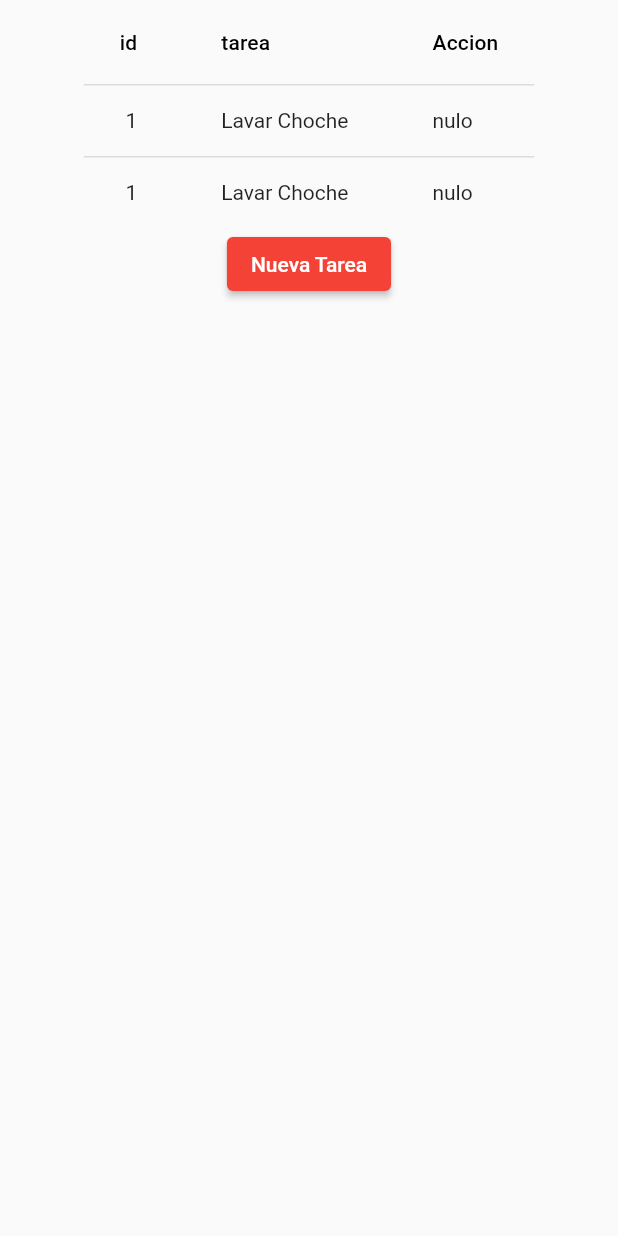
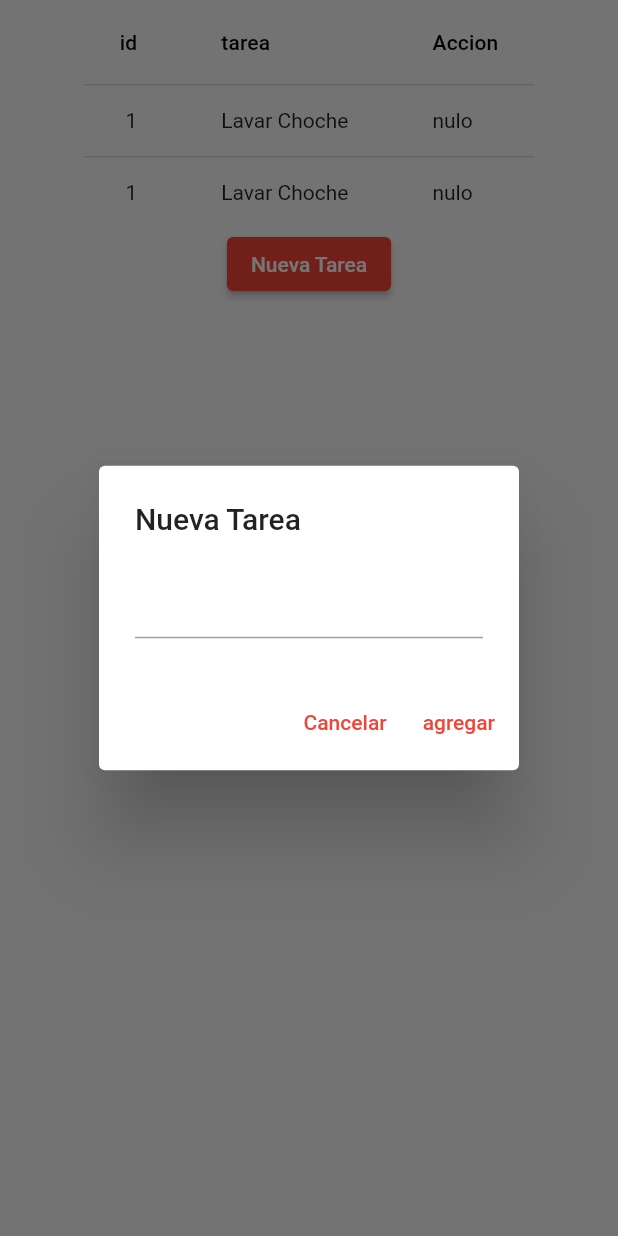
Before and after one commit to jhonel900/Aplicaci-nTodoList, a Flutter app: the PanelTareas screen opened directly, after a tap on "Nueva Tarea", on a phone screen of 412 x 824 dp. Run offline on Flutter 3.47's test engine with Material 2 defaults, Android fonts, the phone set to English and light mode, and no system bars.

Commit message:
agregado form NuevaTarea

```diff
--- a/lib/segundoPanel/tareas.dart
+++ b/lib/segundoPanel/tareas.dart
@@ -16,6 +16,7 @@ class PanelTareas extends StatefulWidget {
 }
 
 class _PanelTareas extends State<PanelTareas> {
+  final myControllerTarea = TextEditingController();
   int cont = 1;
   List<DataRow> lista = [
     DataRow(cells: [
@@ -54,7 +55,30 @@ class _PanelTareas extends State<PanelTareas> {
         Row(
           mainAxisAlignment: MainAxisAlignment.center,
           children: [
-            ElevatedButton(onPressed: () {}, child: Text('Nueva Tarea'))
+            ElevatedButton(
+                onPressed: () {
+                  showDialog<String>(
+                    context: context,
+                    builder: (BuildContext context) => AlertDialog(
+                      title: const Text('Nueva Tarea'),
+                      content: Expanded(
+                          child: TextField(
+                        controller: myControllerTarea,
+                      )),
+                      actions: <Widget>[
+                        TextButton(
+                          onPressed: () => Navigator.pop(context, 'Cancelar'),
+                          child: const Text('Cancelar'),
+                        ),
+                        TextButton(
+                          onPressed: () => Navigator.pop(context, 'agregar'),
+                          child: const Text('agregar'),
+                        ),
+                      ],
+                    ),
+                  );
+                },
+                child: Text('Nueva Tarea'))
           ],
         ),
       ]),
@@ -63,6 +87,22 @@ class _PanelTareas extends State<PanelTareas> {
 
   List<DataRow> getlist() {
     return lista;
+  }
+
+  void insertarTarea(
+    String tarea,
+  ) {
+    setState(() {
+      lista.add(
+        DataRow(cells: [
+          DataCell(
+            Text((lista.length + 1).toString()),
+          ),
+          DataCell(Text('Lavar Choche')),
+          DataCell(Text('nulo'))
+        ]),
+      );
+    });
   }
 
   ElevatedButton botonEditar() {
```
